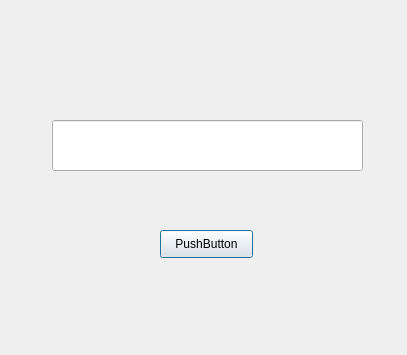
First picture: the form in TvEase6/TvEase/testdialog.ui, repository AzizMtg/TvEase--QTCompanyManager_Desktop_App, before the edit.
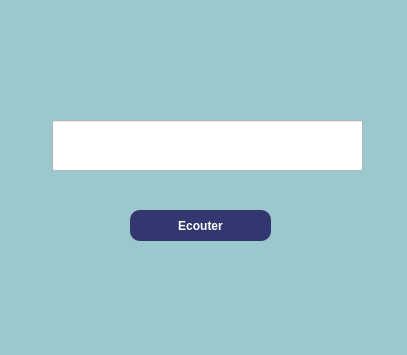
Second picture: the form after the edit. Icons and pictures are not drawn.

```diff
--- a/TvEase6/TvEase/testdialog.ui
+++ b/TvEase6/TvEase/testdialog.ui
@@ -11,19 +11,55 @@
    </rect>
   </property>
   <property name="windowTitle">
-   <string>Dialog</string>
+   <string>Tv'Ease</string>
+  </property>
+  <property name="windowIcon">
+   <iconset resource="source.qrc">
+    <normaloff>:/img/images/logo.png</normaloff>:/img/images/logo.png</iconset>
+  </property>
+  <property name="styleSheet">
+   <string notr="true">background-color : #9AC8CD ; </string>
   </property>
   <widget class="QPushButton" name="pushButtonSpeak">
    <property name="geometry">
     <rect>
-     <x>160</x>
-     <y>230</y>
-     <width>93</width>
-     <height>28</height>
+     <x>130</x>
+     <y>210</y>
+     <width>141</width>
+     <height>31</height>
     </rect>
    </property>
+   <property name="font">
+    <font>
+     <weight>75</weight>
+     <bold>true</bold>
+    </font>
+   </property>
+   <property name="cursor">
+    <cursorShape>PointingHandCursor</cursorShape>
+   </property>
+   <property name="styleSheet">
+    <string notr="true">#pushButtonSpeak
+{
+border-radius : 10px ;
+color : white ; 
+padding : 10px ;
+background-color:#333770;
+color : white ; 
+}
+
+#pushButtonSpeak:hover{
+color : white ; 
+}
+
+
+
+
+
+</string>
+   </property>
    <property name="text">
-    <string>PushButton</string>
+    <string>Ecouter</string>
    </property>
   </widget>
   <widget class="QLineEdit" name="lineEditText">
@@ -35,6 +71,9 @@
      <height>51</height>
     </rect>
    </property>
+   <property name="styleSheet">
+    <string notr="true">background-color : white ; </string>
+   </property>
   </widget>
  </widget>
  <resources/>
```
Left out of the diff: 4 changed lines with no effect on the pictures.
